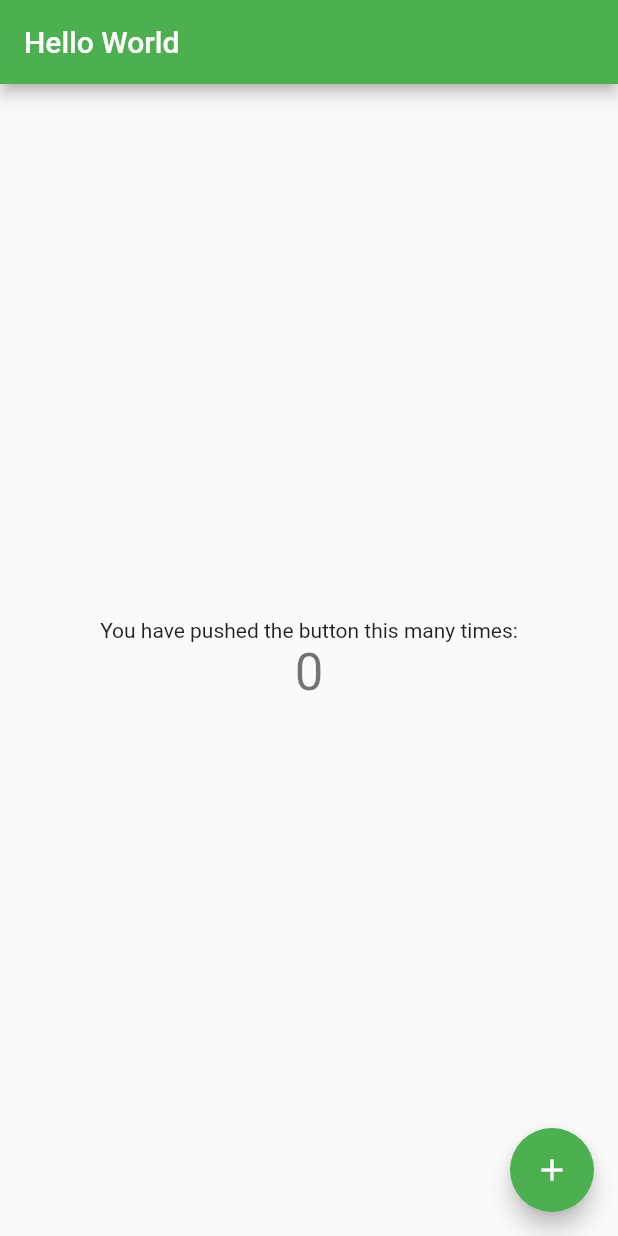
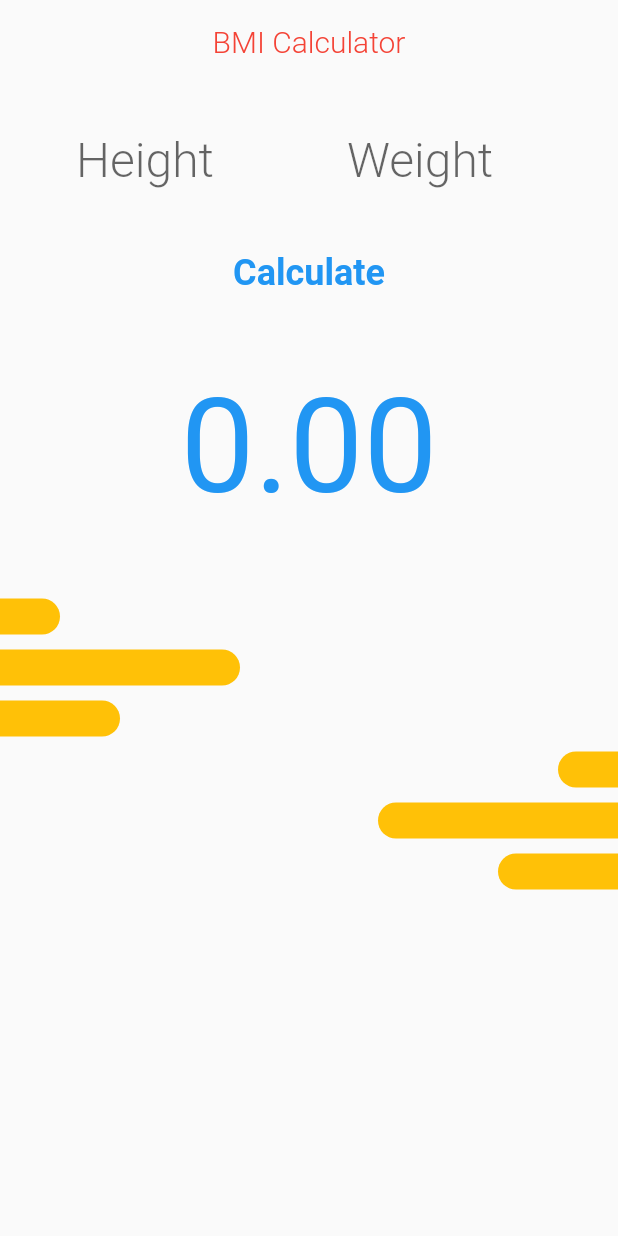
Before and after one commit to mattop1709/pilot, a Flutter app: the screen it shows after launch, on a phone screen of 412 x 824 dp. Run offline on Flutter 3.47's test engine with Material 2 defaults, Android fonts, the phone set to English and light mode, and no system bars.

Commit message:
practice lesson 1

```diff
--- a/lib/main.dart
+++ b/lib/main.dart
@@ -1,117 +1,22 @@
 import 'package:flutter/material.dart';
+import 'package:test_app/screens/home.dart';
 
 void main() {
   runApp(MyApp());
 }
 
 class MyApp extends StatelessWidget {
-  // This widget is the root of your application.
+  final String appTitle = 'BMI Calculator';
+
   @override
   Widget build(BuildContext context) {
     return MaterialApp(
-      title: 'Flutter Demo',
+      title: this.appTitle,
+      debugShowCheckedModeBanner: false,
       theme: ThemeData(
-        // This is the theme of your application.
-        //
-        // Try running your application with "flutter run". You'll see the
-        // application has a blue toolbar. Then, without quitting the app, try
-        // changing the primarySwatch below to Colors.green and then invoke
-        // "hot reload" (press "r" in the console where you ran "flutter run",
-        // or simply save your changes to "hot reload" in a Flutter IDE).
-        // Notice that the counter didn't reset back to zero; the application
-        // is not restarted.
-        primarySwatch: Colors.green,
-      ),
-      home: MyHomePage(title: 'Hello World'),
+          primarySwatch: Colors.red,
+          visualDensity: VisualDensity.adaptivePlatformDensity),
+      home: MyHomePage(title: this.appTitle),
     );
   }
 }
-
-class MyHomePage extends StatefulWidget {
-  MyHomePage({Key? key, required this.title}) : super(key: key);
-
-  // This widget is the home page of your application. It is stateful, meaning
-  // that it has a State object (defined below) that contains fields that affect
-  // how it looks.
-
-  // This class is the configuration for the state. It holds the values (in this
-  // case the title) provided by the parent (in this case the App widget) and
-  // used by the build method of the State. Fields in a Widget subclass are
-  // always marked "final".
-
-  final String title;
-
-  @override
-  _MyHomePageState createState() => _MyHomePageState();
-}
-
-class _MyHomePageState extends State<MyHomePage> {
-  int _counter = 0;
-
-  void _incrementCounter() {
-    setState(() {
-      // This call to setState tells the Flutter framework that something has
-      // changed in this State, which causes it to rerun the build method below
-      // so that the display can reflect the updated values. If we changed
-      // _counter without calling setState(), then the build method would not be
-      // called again, and so nothing would appear to happen.
-      _counter++;
-    });
-  }
-
-  @override
-  Widget build(BuildContext context) {
-    // This method is rerun every time setState is called, for instance as done
-    // by the _incrementCounter method above.
-    //
-    // The Flutter framework has been optimized to make rerunning build methods
-    // fast, so that you can just rebuild anything that needs updating rather
-    // than having to individually change instances of widgets.
-    return Scaffold(
-      appBar: AppBar(
-        // Here we take the value from the MyHomePage object that was created by
-        // the App.build method, and use it to set our appbar title.
-        title: Text(widget.title),
-      ),
-      body: Center(
-        // Center is a layout widget. It takes a single child and positions it
-        // in the middle of the parent.
-        child: Column(
-          // Column is also a layout widget. It takes a list of children and
-          // arranges them vertically. By default, it sizes itself to fit its
-          // children horizontally, and tries to be as tall as its parent.
-          //
-          // Invoke "debug painting" (press "p" in the console, choose the
-          // "Toggle Debug Paint" action from the Flutter Inspector in Android
-          // Studio, or the "Toggle Debug Paint" command in Visual Studio Code)
-          // to see the wireframe for each widget.
-          //
-          // Column has various properties to control how it sizes itself and
-          // how it positions its children. Here we use mainAxisAlignment to
-          // center the children vertically; the main axis here is the vertical
-          // axis because Columns are vertical (the cross axis would be
-          // horizontal).
-          mainAxisAlignment: MainAxisAlignment.center,
-          children: <Widget>[
-            Text(
-              'You have pushed the button this many times:',
-            ),
-            Text(
-              '$_counter',
-              style: Theme.of(context).textTheme.headline4,
-            ),
-          ],
-        ),
-      ),
-      floatingActionButton: FloatingActionButton(
-        onPressed: _incrementCounter,
-        tooltip: 'Increment',
-        child: Icon(Icons.add),
-      ), // This trailing comma makes auto-formatting nicer for build methods.
-    );
-  }
-}
-
-String fn() {
-  return 'hello world';
-}
--- /dev/null
+++ b/lib/screens/home.dart
@@ -0,0 +1,129 @@
+import 'package:flutter/material.dart';
+import 'package:test_app/widgets/left_bar.dart';
+import 'package:test_app/widgets/right_bar.dart';
+
+class MyHomePage extends StatefulWidget {
+  MyHomePage({Key? key, required this.title}) : super(key: key);
+
+  final String title;
+
+  @override
+  _MyHomePageState createState() => _MyHomePageState();
+}
+
+class _MyHomePageState extends State<MyHomePage> {
+  /* properties */
+  TextEditingController _heightController = TextEditingController();
+  TextEditingController _weightController = TextEditingController();
+  double _bmiResult = 0;
+  String _textResult = '';
+
+  /* method */
+  void _calculateBMI() {
+    double _height = double.parse(_heightController.text);
+    double _weight = double.parse(_weightController.text);
+    setState(() {
+      _bmiResult = _weight / (_height * _height);
+
+      if (_bmiResult > 25) {
+        _textResult = 'Over Weight';
+      }
+
+      if (_bmiResult >= 18.5 && _bmiResult <= 25) {
+        _textResult = 'Normal Weight';
+      }
+
+      if (_bmiResult < 18.5) {
+        _textResult = "Under Weight";
+      }
+    });
+  }
+
+/* render */
+  @override
+  Widget build(BuildContext context) {
+    return Scaffold(
+      appBar: AppBar(
+        backgroundColor: Colors.transparent,
+        elevation: 0,
+        centerTitle: true,
+        title: Text(widget.title,
+            style: TextStyle(color: Colors.red, fontWeight: FontWeight.w300)),
+      ),
+      body: SingleChildScrollView(
+          child: Column(
+        children: [
+          SizedBox(height: 20),
+          Row(
+            mainAxisAlignment: MainAxisAlignment.spaceEvenly,
+            children: [
+              Container(
+                  width: 130,
+                  child: TextField(
+                      controller: _heightController,
+                      style: TextStyle(
+                          fontSize: 32,
+                          fontWeight: FontWeight.w300,
+                          color: Colors.red),
+                      keyboardType: TextInputType.number,
+                      decoration: InputDecoration(
+                          border: InputBorder.none,
+                          hintText: 'Height',
+                          hintStyle: TextStyle(
+                            fontSize: 32,
+                            fontWeight: FontWeight.w300,
+                          )))),
+              Container(
+                  width: 130,
+                  child: TextField(
+                      controller: _weightController,
+                      style: TextStyle(
+                          fontSize: 32,
+                          fontWeight: FontWeight.w300,
+                          color: Colors.red),
+                      keyboardType: TextInputType.number,
+                      decoration: InputDecoration(
+                          border: InputBorder.none,
+                          hintText: 'Weight',
+                          hintStyle: TextStyle(
+                            fontSize: 32,
+                            fontWeight: FontWeight.w300,
+                          ))))
+            ],
+          ),
+          SizedBox(height: 30),
+          GestureDetector(
+            onTap: _calculateBMI,
+            child: Text('Calculate',
+                style: TextStyle(
+                    fontSize: 24,
+                    fontWeight: FontWeight.bold,
+                    color: Colors.blue)),
+          ),
+          SizedBox(height: 50),
+          Container(
+              child: Text(_bmiResult.toStringAsFixed(2),
+                  style: TextStyle(fontSize: 88, color: Colors.blue))),
+          SizedBox(height: 10),
+          Visibility(
+              visible: _textResult.isNotEmpty,
+              child: Container(
+                  child: Text(_textResult,
+                      style: TextStyle(fontSize: 24, color: Colors.blue)))),
+          SizedBox(height: 40),
+          LeftBar(barWidth: 40),
+          SizedBox(height: 10),
+          LeftBar(barWidth: 160),
+          SizedBox(height: 10),
+          LeftBar(barWidth: 80),
+          SizedBox(height: 10),
+          RightBar(barWidth: 40),
+          SizedBox(height: 10),
+          RightBar(barWidth: 160),
+          SizedBox(height: 10),
+          RightBar(barWidth: 80)
+        ],
+      )),
+    );
+  }
+}
--- /dev/null
+++ b/lib/widgets/left_bar.dart
@@ -0,0 +1,25 @@
+import 'package:flutter/material.dart';
+
+class LeftBar extends StatelessWidget {
+  final double barWidth;
+
+  LeftBar({Key? key, required this.barWidth}) : super(key: key);
+
+  @override
+  Widget build(BuildContext context) {
+    return Row(
+      mainAxisAlignment: MainAxisAlignment.start,
+      children: [
+        Container(
+          height: 24,
+          width: barWidth,
+          decoration: BoxDecoration(
+              color: Colors.amber,
+              borderRadius: BorderRadius.only(
+                  bottomRight: Radius.circular(16),
+                  topRight: Radius.circular(16))),
+        )
+      ],
+    );
+  }
+}
--- /dev/null
+++ b/lib/widgets/right_bar.dart
@@ -0,0 +1,25 @@
+import 'package:flutter/material.dart';
+
+class RightBar extends StatelessWidget {
+  final double barWidth;
+
+  RightBar({Key? key, required this.barWidth}) : super(key: key);
+
+  @override
+  Widget build(BuildContext context) {
+    return Row(
+      mainAxisAlignment: MainAxisAlignment.end,
+      children: [
+        Container(
+          height: 24,
+          width: barWidth,
+          decoration: BoxDecoration(
+              color: Colors.amber,
+              borderRadius: BorderRadius.only(
+                  bottomLeft: Radius.circular(16),
+                  topLeft: Radius.circular(16))),
+        )
+      ],
+    );
+  }
+}
```
